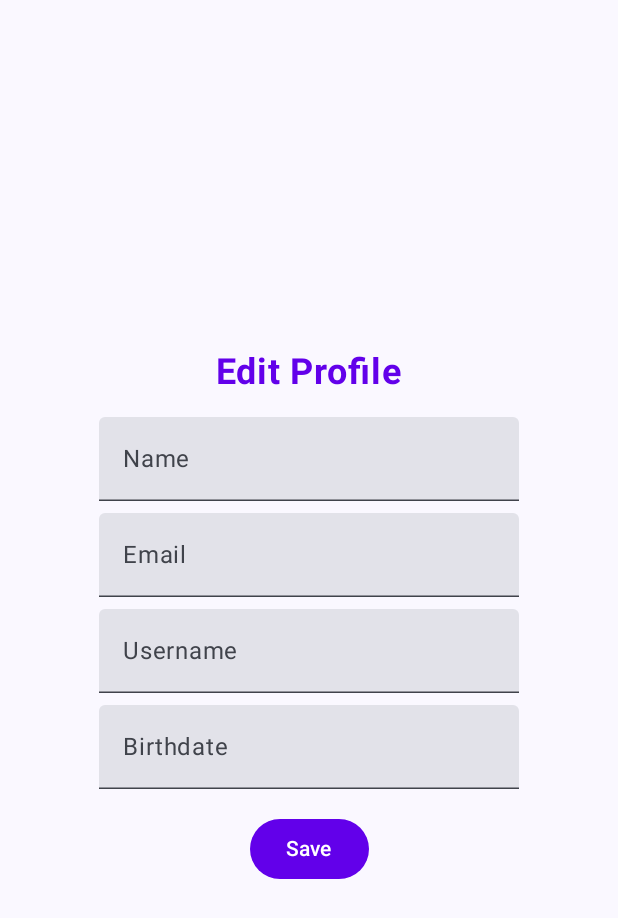
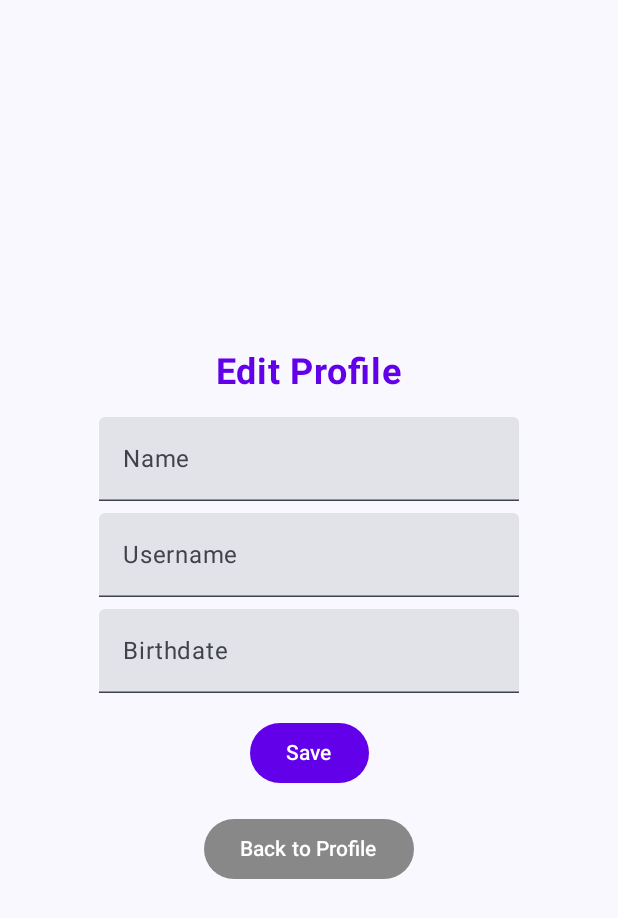
Before and after one commit to brky00/TrainingApp, an Android app built with Jetpack Compose: the EditProfilePage screen opened through its navigation route, on a phone screen of 412 x 824 dp. Shown: the top 918 px of the screen. Run offline under Robolectric (Android 15) with nearby library versions, the phone set to English and light mode, and no system bars; our stand-ins replace Firebase (no records; nobody signed in at launch, a user with empty details on screens opened directly).

Commit message:
Edit profile updated so you can not update email adress only other properties

```diff
--- a/app/src/main/java/com/trainingappMob/myapplicationtraining/EditProfilePage.kt
+++ b/app/src/main/java/com/trainingappMob/myapplicationtraining/EditProfilePage.kt
@@ -22,7 +22,6 @@ fun EditProfilePage(navController: NavHostController) {
     val context = LocalContext.current
 
     var name by remember { mutableStateOf("") }
-    var email by remember { mutableStateOf("") }
     var username by remember { mutableStateOf("") }
     var birthdate by remember { mutableStateOf("") }
 
@@ -35,7 +34,6 @@ fun EditProfilePage(navController: NavHostController) {
                 .addOnSuccessListener { document ->
                     if (document != null) {
                         name = document.getString("name") ?: ""
-                        email = document.getString("email") ?: ""
                         username = document.getString("username") ?: ""
                         birthdate = document.getString("birthdate") ?: ""
                     }
@@ -62,8 +60,7 @@ fun EditProfilePage(navController: NavHostController) {
             TextField(value = name, onValueChange = { name = it }, label = { Text("Name") })
             Spacer(modifier = Modifier.height(8.dp))
 
-            TextField(value = email, onValueChange = { email = it }, label = { Text("Email") })
-            Spacer(modifier = Modifier.height(8.dp))
+
 
             TextField(value = username, onValueChange = { username = it }, label = { Text("Username") })
             Spacer(modifier = Modifier.height(8.dp))
@@ -75,7 +72,6 @@ fun EditProfilePage(navController: NavHostController) {
                 currentUser?.let { user ->
                     val updatedData = mapOf(
                         "name" to name,
-                        "email" to email,
                         "username" to username,
                         "birthdate" to birthdate
                     )
@@ -91,6 +87,19 @@ fun EditProfilePage(navController: NavHostController) {
             }, colors = ButtonDefaults.buttonColors(containerColor = Color(0xFF6200EA))) {
                 Text(text = "Save", color = Color.White)
             }
+
+            // Back button to navigate to ProfilPage
+            Button(
+                onClick = {
+                    navController.navigate("profil_page") {
+                        popUpTo("edit_profile_page") { inclusive = true }
+                    }
+                },
+                colors = ButtonDefaults.buttonColors(containerColor = Color.Gray),
+                modifier = Modifier.padding(top = 16.dp)
+            ) {
+                Text(text = "Back to Profile", color = Color.White)
+            }
         }
     }
 }
```
